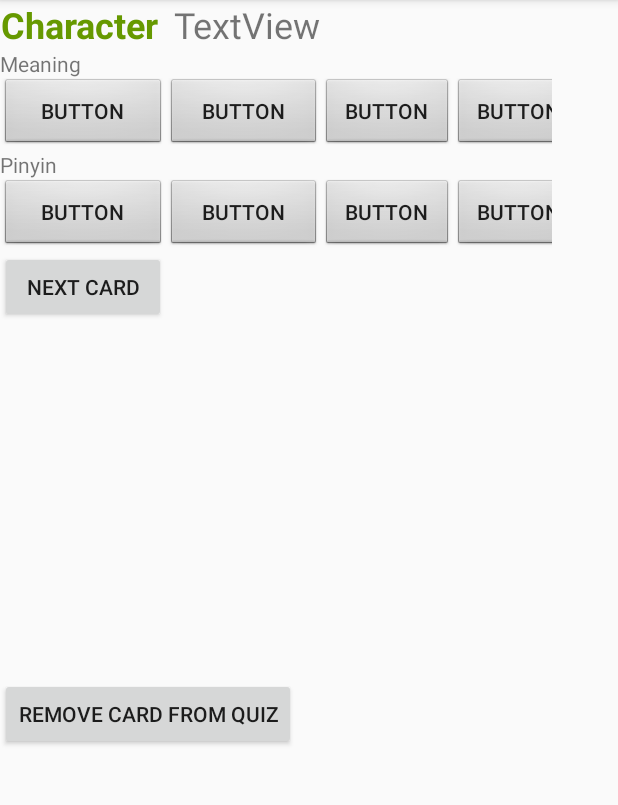
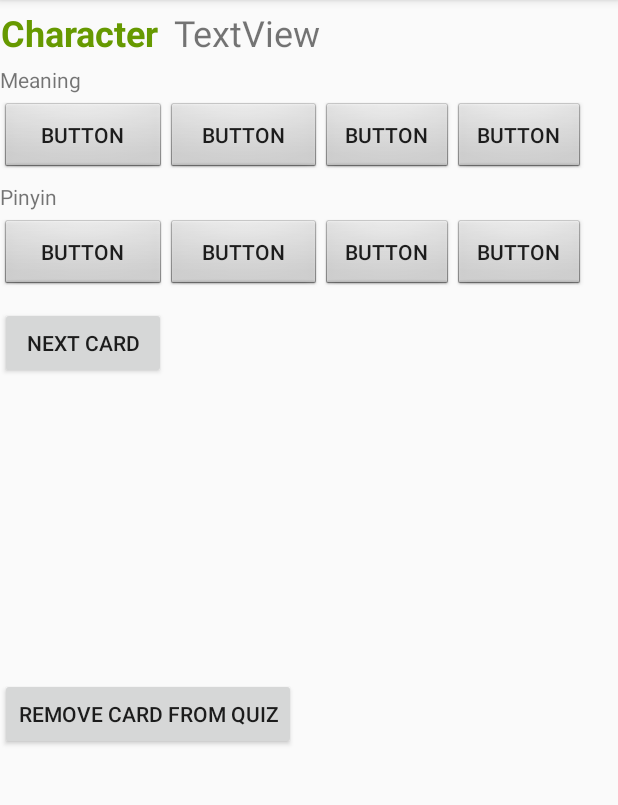
Before and after one commit to DarrenFahy/Flash, an Android app: the screen it shows after launch (Main2Activity), after a tap on "CHARACTER", on a phone screen of 412 x 824 dp, the part 84-889 px from its top. Run offline under Robolectric (Android 15) with nearby library versions, the phone set to English and light mode, and no system bars; 3 statements that could not run were skipped.

Commit message:
More cosmetic changes

```diff
--- a/app/src/main/java/cosc150/flash/MainActivity.java
+++ b/app/src/main/java/cosc150/flash/MainActivity.java
@@ -66,20 +66,20 @@ public class MainActivity extends AppCompatActivity
         if (FlashCard.lastMeaningDate == 0)
             lastMeaning.setText("Meaning has not yet been tested");
         else
-            lastMeaning.setText("Last Meaning quiz was " + timeSinceMeaning/1000 + " minutes ago");
+            lastMeaning.setText("Last Meaning quiz was " + (timeSinceMeaning/1000) + " minutes ago");
 
         TextView lastPinyin = (TextView) findViewById(R.id.lastPinyinTV);
         if (FlashCard.lastPinyinDate == 0)
             lastPinyin.setText("Pinyin has not yet been tested");
         else
-            lastPinyin.setText("Last Pinyin quiz was " + timeSincePinyin/1000 + " minutes ago");
+            lastPinyin.setText("Last Pinyin quiz was " + (timeSincePinyin/1000) + " minutes ago");
 
         TextView lastChar = (TextView) findViewById(R.id.lastCharTV);
 
         if (FlashCard.lastCharacterDate == 0)
             lastChar.setText("Character has not yet been tested");
         else
-            lastChar.setText("Last Character quiz was " + timeSinceChar/1000 + " minutes ago");
+            lastChar.setText("Last Character quiz was " + (timeSinceChar/1000) + " minutes ago");
 
     }
 
--- a/app/src/main/res/layout/activity_main.xml
+++ b/app/src/main/res/layout/activity_main.xml
@@ -127,7 +127,7 @@
                 android:text="Mode"
                 android:textAppearance="@style/TextAppearance.AppCompat"
                 android:textOff="Prac"
-                android:textOn="Favs"
+                android:textOn="Quiz"
                 tools:checked="true" />
 
         </TableRow>
--- a/app/src/main/res/layout/activity_main2.xml
+++ b/app/src/main/res/layout/activity_main2.xml
@@ -8,14 +8,16 @@
 
 
     <TableLayout
-        android:layout_width="368dp"
+        android:layout_width="500dp"
         android:layout_height="500dp"
         tools:layout_editor_absoluteX="0dp"
         tools:layout_editor_absoluteY="5dp">
 
         <TableRow
             android:layout_width="match_parent"
-            android:layout_height="match_parent">
+            android:layout_height="match_parent"
+            android:paddingBottom="5dp"
+            android:paddingTop="5dp">
 
             <TextView
                 android:id="@+id/textView5"
@@ -51,7 +53,9 @@
         <TableRow
             android:id="@+id/TopRow"
             android:layout_width="match_parent"
-            android:layout_height="match_parent">
+            android:layout_height="match_parent"
+            android:paddingBottom="5dp"
+            android:paddingTop="5dp">
 
             <Button
                 android:id="@+id/upper1"
@@ -92,7 +96,9 @@
         <TableRow
             android:id="@+id/BottomRow"
             android:layout_width="match_parent"
-            android:layout_height="match_parent">
+            android:layout_height="match_parent"
+            android:paddingBottom="5dp"
+            android:paddingTop="5dp">
 
             <Button
                 android:id="@+id/lower1"
@@ -121,7 +127,9 @@
 
         <TableRow
             android:layout_width="match_parent"
-            android:layout_height="match_parent">
+            android:layout_height="match_parent"
+            android:paddingBottom="5dp"
+            android:paddingTop="5dp">
 
             <Button
                 android:id="@+id/nextButton"
```
Also changed, not shown: app/src/main/java/cosc150/flash/Main2Activity.java (+14 -2 lines), app/src/main/java/cosc150/flash/Main3Activity.java (+9 -9 lines).
